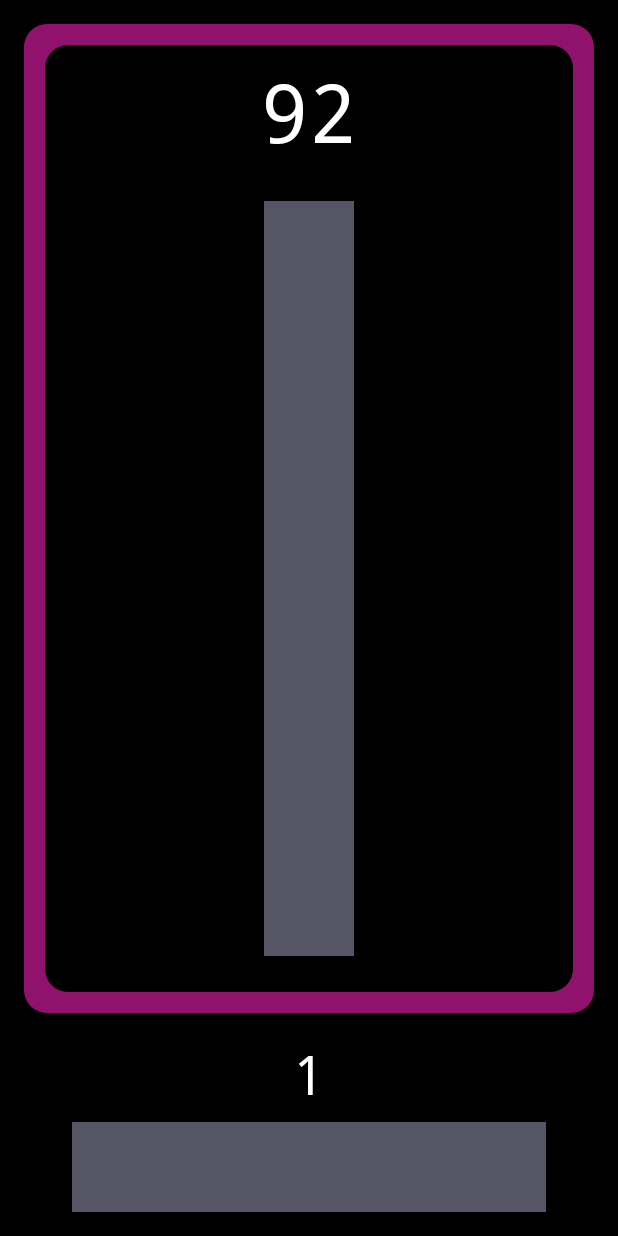
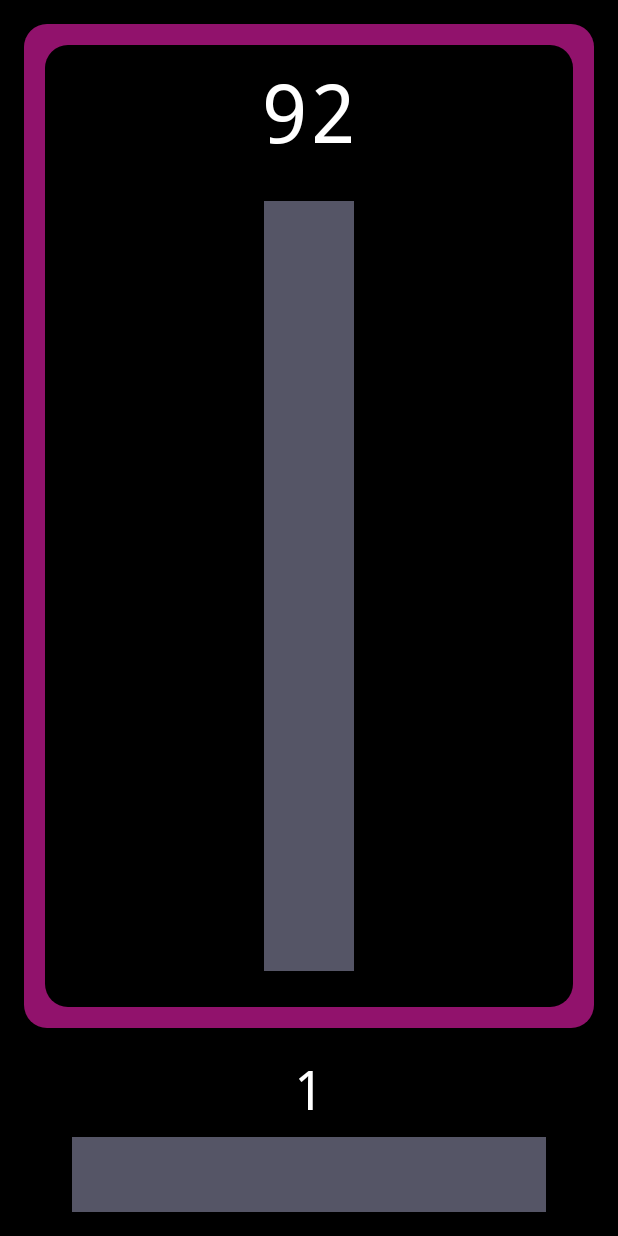
Before and after one commit to scottbiggs/metronome, an Android app: the screen it shows after launch (MainActivity), on a phone screen of 412 x 824 dp. Run offline under Robolectric (Android 15) with nearby library versions, the light colour scheme and no system bars.

Commit message:
minor ui changes

```diff
--- a/app/src/main/res/layout/activity_main.xml
+++ b/app/src/main/res/layout/activity_main.xml
@@ -10,7 +10,7 @@
     <View
         android:id="@+id/accent_widget"
         android:layout_width="match_parent"
-        android:layout_height="60dp"
+        android:layout_height="50dp"
         android:layout_alignParentBottom="true"
         android:layout_marginStart="48dp"
         android:layout_marginEnd="48dp"
@@ -36,7 +36,7 @@
         app:layout_constraintStart_toStartOf="parent"
         tools:text="4" />
 
-
+    <!-- This is the View that needs to flash with the beat -->
     <androidx.constraintlayout.widget.ConstraintLayout
         android:id="@+id/flash_v"
         android:layout_width="match_parent"
@@ -46,6 +46,7 @@
         app:layout_constraintBottom_toTopOf="@id/accent_tv"
         app:layout_constraintEnd_toEndOf="parent"
         app:layout_constraintTop_toTopOf="parent"
+        android:visibility="visible"
         >
 
         <View
```
